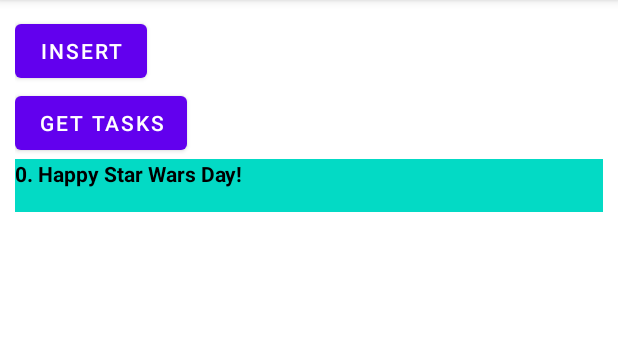
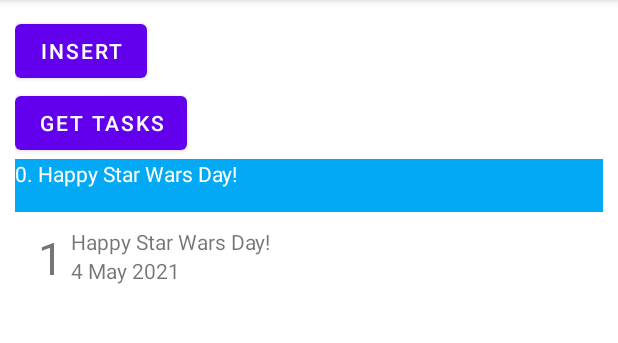
Before and after one commit to Cr0ckyy/Demo-Database, an Android app: the screen it shows after launch (MainActivity), after a tap on "GET TASKS", on a phone screen of 412 x 824 dp, the part 84-427 px from its top. Run offline under Robolectric (Android 15) with nearby library versions, the phone set to English and light mode, and no system bars.

Commit message:
Enhanced the programs

```diff
--- a/app/src/main/java/com/myapplicationdev/android/demodatabase/DBHelper.java
+++ b/app/src/main/java/com/myapplicationdev/android/demodatabase/DBHelper.java
@@ -7,106 +7,89 @@ import android.database.sqlite.SQLiteDatabase;
 import android.database.sqlite.SQLiteOpenHelper;
 import android.util.Log;
 
+import androidx.annotation.Nullable;
+
 import java.util.ArrayList;
 
 public class DBHelper extends SQLiteOpenHelper {
-    // Start version with 1
-    // increment by 1 whenever db schema changes.
+
     private static final int DATABASE_VER = 1;
-    // Filename of the database
     private static final String DATABASE_NAME = "tasks.db";
-
     private static final String TABLE_TASK = "task";
     private static final String COLUMN_ID = "_id";
     private static final String COLUMN_DESCRIPTION = "description";
     private static final String COLUMN_DATE = "date";
 
-
-    public DBHelper(Context context) {
+    public DBHelper(@Nullable Context context) {
         super(context, DATABASE_NAME, null, DATABASE_VER);
     }
 
     @Override
-    public void onCreate(SQLiteDatabase db) {
-        String createTableSql = "CREATE TABLE " + TABLE_TASK + "("
+    public void onCreate(SQLiteDatabase sqLiteDatabase) {
+        String createStatement = "CREATE TABLE " + TABLE_TASK + "("
                 + COLUMN_ID + " INTEGER PRIMARY KEY AUTOINCREMENT,"
                 + COLUMN_DATE + " TEXT,"
                 + COLUMN_DESCRIPTION + " TEXT )";
-        db.execSQL(createTableSql);
-        Log.i("info", "created tables");
-
+        sqLiteDatabase.execSQL(createStatement);
+        Log.i("info", "create tables");
     }
 
     @Override
-    public void onUpgrade(SQLiteDatabase db, int i, int i1) {
-        // Drop older table if existed
-        db.execSQL("DROP TABLE IF EXISTS " + TABLE_TASK);
-        // Create table(s) again
-        onCreate(db);
-
+    public void onUpgrade(SQLiteDatabase sqLiteDatabase, int i, int i1) {
+        sqLiteDatabase.execSQL("DROP TABLE IF EXISTS " + TABLE_TASK);
+        onCreate(sqLiteDatabase);
     }
 
+    // TODO:Insert a new record.
     public void insertTask(String description, String date) {
 
         // Get an instance of the database for writing
         SQLiteDatabase db = this.getWritableDatabase();
+
         // We use ContentValues object to store the values for
         //  the db operation
         ContentValues values = new ContentValues();
+
         // Store the column name as key and the description as value
         values.put(COLUMN_DESCRIPTION, description);
+
         // Store the column name as key and the date as value
         values.put(COLUMN_DATE, date);
+
         // Insert the row into the TABLE_TASK
         db.insert(TABLE_TASK, null, values);
+
         // Close the database connection
         db.close();
     }
 
-    public ArrayList<String> getTaskContent() {
-        // Create an ArrayList that holds String objects
-        ArrayList<String> tasks = new ArrayList<String>();
-        // Select all the tasks' description
-        String selectQuery = "SELECT " + COLUMN_DESCRIPTION
-                + " FROM " + TABLE_TASK;
+    // TODO: Record retrieval from database table
+    //  This method will retrieve the records and convert each one into a String.
+    //  Following that, the Strings are placed in an ArrayList to be returned.
+    public ArrayList<Task> getTaskContent(String data) {
 
-        // Get the instance of database to read
+
+        ArrayList<Task> tasks = new ArrayList<>();
         SQLiteDatabase db = this.getReadableDatabase();
-        // Run the SQL query and get back the Cursor object
-        Cursor cursor = db.rawQuery(selectQuery, null);
 
-        // moveToFirst() moves to first row, null if no records
-        if (cursor.moveToFirst()) {
-            // Loop while moveToNext() points to next row
-            //  and returns true; moveToNext() returns false
-            //  when no more next row to move to
-            do {
-                // Add the task content to the ArrayList object
-                //  getString(0) retrieves first column data
-                //  getString(1) return second column data
-                //  getInt(0) if data is an integer value
-                tasks.add(cursor.getString(0));
-            } while (cursor.moveToNext());
-        }
-        // Close connection
-        cursor.close();
-        db.close();
+        // Crude method in retrieving data
+//       String selectQuery = "SELECT " + COLUMN_ID + ", " +
+//       COLUMN_DESCRIPTION + ", " + COLUMN_DATE + " FROM " + TABLE_TASK;
+//        Cursor cursor = db.rawQuery(selectQuery, null);
 
-        return tasks;
-    }
 
-    public ArrayList<Task> getTasks() {
-        ArrayList<Task> tasks = new ArrayList<Task>();
-        String selectQuery = "SELECT " + COLUMN_ID + ", "
-                + COLUMN_DESCRIPTION + ", "
-                + COLUMN_DATE
-                + " FROM " + TABLE_TASK;
+        // Todo: Efficient method of getting data
+        String[] dbColumns = {COLUMN_ID, COLUMN_DESCRIPTION, COLUMN_DATE};
+        String dbCondition = COLUMN_DESCRIPTION + " Like ?";
+        String[] dbArguments = {"%" + data + "%"};
 
-        SQLiteDatabase db = this.getReadableDatabase();
-        Cursor cursor = db.rawQuery(selectQuery, null);
+        Cursor cursor = db.query(TABLE_TASK, dbColumns, dbCondition, dbArguments,
+                null, null, null, null);
+
 
         if (cursor.moveToFirst()) {
             do {
+                //tasks.add(cursor.getString(0));
                 int id = cursor.getInt(0);
                 String description = cursor.getString(1);
                 String date = cursor.getString(2);
@@ -116,6 +99,7 @@ public class DBHelper extends SQLiteOpenHelper {
         }
         cursor.close();
         db.close();
+
         return tasks;
     }
 }
--- a/app/src/main/java/com/myapplicationdev/android/demodatabase/MainActivity.java
+++ b/app/src/main/java/com/myapplicationdev/android/demodatabase/MainActivity.java
@@ -1,11 +1,13 @@
 package com.myapplicationdev.android.demodatabase;
-
-import androidx.appcompat.app.AppCompatActivity;
 
 import android.os.Bundle;
 import android.util.Log;
+import android.widget.ArrayAdapter;
 import android.widget.Button;
+import android.widget.ListView;
 import android.widget.TextView;
+
+import androidx.appcompat.app.AppCompatActivity;
 
 import java.util.ArrayList;
 
@@ -13,33 +15,51 @@ public class MainActivity extends AppCompatActivity {
 
     Button btnInsert, btnGetTasks;
     TextView tvResults;
+    ListView lv;
+
+    ArrayList<Task> tasks;
 
     @Override
     protected void onCreate(Bundle savedInstanceState) {
         super.onCreate(savedInstanceState);
         setContentView(R.layout.activity_main);
 
-        Button btnInsert = findViewById(R.id.btnInsert);
-        Button btnGetTasks = findViewById(R.id.btnGetTasks);
-        TextView tvResults = findViewById(R.id.tvResults);
-
-        btnInsert.setOnClickListener(v -> {
+        btnInsert = findViewById(R.id.btnInsert);
+        btnInsert.setOnClickListener(view -> {
             DBHelper db = new DBHelper(MainActivity.this);
-            db.insertTask("Happy Star Wars Day!", "4 May 2022");
+            db.insertTask("Happy Star Wars Day!", "4 May 2021");
             db.close();
         });
 
-        btnGetTasks.setOnClickListener(v -> {
+        btnGetTasks = findViewById(R.id.btnGetTasks);
+        tvResults = findViewById(R.id.tvResults);
+        lv = findViewById(R.id.lv);
+
+        tasks = new ArrayList<>();
+
+        ArrayAdapter<Task> adapter = new TaskAdapter(this, R.layout.row, tasks);
+        lv.setAdapter(adapter);
+
+        btnGetTasks.setOnClickListener(view -> {
             DBHelper db = new DBHelper(MainActivity.this);
-            ArrayList<String> data = db.getTaskContent();
+
+            tasks.clear();
+
+            // TODO : Direct assigning will result in the adapter referencing the incorrect instance.
+            String currentResults = tvResults.getText().toString();
+            tasks.addAll(db.getTaskContent(currentResults));
             db.close();
+            String text = "";
 
-            String txt = "";
-            for (int i = 0; i < data.size(); i++) {
-                Log.d("Database Content", i + ". " + data.get(i));
-                txt += i + ". " + data.get(i) + "\n";
+            int i = 0;
+            for (Task task : tasks) {
+                Log.d("Database Content: ", i + ". " + tasks.get(i));
+                text += i + ". " + task.getDescription() + "\n";
+                i++;
             }
-            tvResults.setText(txt);
+            tvResults.setText(text);
+            adapter.notifyDataSetChanged();
         });
+
     }
 }
--- a/app/src/main/java/com/myapplicationdev/android/demodatabase/Task.java
+++ b/app/src/main/java/com/myapplicationdev/android/demodatabase/Task.java
@@ -1,10 +1,8 @@
 package com.myapplicationdev.android.demodatabase;
-
 
 public class Task {
     private int id;
-    private String description;
-    private String date;
+    private String description, date;
 
     public Task(int id, String description, String date) {
         this.id = id;
--- /dev/null
+++ b/app/src/main/java/com/myapplicationdev/android/demodatabase/TaskAdapter.java
@@ -0,0 +1,47 @@
+package com.myapplicationdev.android.demodatabase;
+
+import android.annotation.SuppressLint;
+import android.content.Context;
+import android.view.LayoutInflater;
+import android.view.View;
+import android.view.ViewGroup;
+import android.widget.ArrayAdapter;
+import android.widget.TextView;
+
+import androidx.annotation.NonNull;
+import androidx.annotation.Nullable;
+
+import java.util.ArrayList;
+
+public class TaskAdapter extends ArrayAdapter<Task> {
+
+    private ArrayList<Task> tasks;
+    private Context context;
+    private TextView idTextView, descriptionTextView, dateTextView;
+
+    public TaskAdapter(@NonNull Context context, int resource, ArrayList<Task> tasks) {
+        super(context, resource, tasks);
+        this.context = context;
+        this.tasks = tasks;
+    }
+
+    @SuppressLint("SetTextI18n")
+    @NonNull
+    @Override
+    public View getView(int position, @Nullable View convertView, @NonNull ViewGroup parent) {
+        LayoutInflater inflater = (LayoutInflater) context.getSystemService(Context.LAYOUT_INFLATER_SERVICE);
+        @SuppressLint("ViewHolder") View rowView = inflater.inflate(R.layout.row, parent, false);
+
+        Task current = tasks.get(position);
+
+        idTextView = rowView.findViewById(R.id.tvId);
+        descriptionTextView = rowView.findViewById(R.id.tvDescription);
+        dateTextView = rowView.findViewById(R.id.tvDate);
+
+        idTextView.setText("" + current.getId());
+        descriptionTextView.setText(current.getDescription());
+        dateTextView.setText(current.getDate());
+
+        return rowView;
+    }
+}
--- a/app/src/main/res/layout/activity_main.xml
+++ b/app/src/main/res/layout/activity_main.xml
@@ -1,35 +1,34 @@
 <?xml version="1.0" encoding="utf-8"?>
 <LinearLayout xmlns:android="http://schemas.android.com/apk/res/android"
-    xmlns:app="http://schemas.android.com/apk/res-auto"
     xmlns:tools="http://schemas.android.com/tools"
     android:layout_width="match_parent"
     android:layout_height="match_parent"
+    android:padding="10dp"
     android:orientation="vertical"
-    android:padding="10dp"
     tools:context=".MainActivity">
 
     <Button
         android:id="@+id/btnInsert"
         android:layout_width="wrap_content"
         android:layout_height="wrap_content"
-        android:text="insert" />
+        android:text="Insert" />
 
     <Button
         android:id="@+id/btnGetTasks"
         android:layout_width="wrap_content"
         android:layout_height="wrap_content"
-        android:text="get tasks" />
+        android:text="Get Tasks" />
 
     <TextView
         android:id="@+id/tvResults"
         android:layout_width="match_parent"
         android:layout_height="wrap_content"
-        android:background="@color/teal_200"
-        android:textColor="@color/black"
-        android:textStyle="bold" />
+        android:background="#03A9F4"
+        android:text=" "
+        android:textColor="#FFFFFF" />
 
     <ListView
+        android:id="@+id/lv"
         android:layout_width="match_parent"
         android:layout_height="wrap_content" />
-
 </LinearLayout>
--- /dev/null
+++ b/app/src/main/res/layout/row.xml
@@ -0,0 +1,36 @@
+<?xml version="1.0" encoding="utf-8"?>
+<LinearLayout xmlns:android="http://schemas.android.com/apk/res/android"
+    android:layout_width="match_parent"
+    android:layout_height="match_parent"
+    android:orientation="horizontal"
+    android:padding="10dp">
+
+    <TextView
+        android:id="@+id/tvId"
+        android:layout_width="wrap_content"
+        android:layout_height="wrap_content"
+        android:layout_gravity="center"
+        android:paddingLeft="5dp"
+        android:paddingRight="5dp"
+        android:text="ID"
+        android:textSize="30sp" />
+
+    <LinearLayout
+        android:layout_width="match_parent"
+        android:layout_height="wrap_content"
+        android:orientation="vertical">
+<!--        android:id="@+id/tvDescription"-->
+        <TextView
+            android:id="@+id/tvDescription"
+            android:layout_width="match_parent"
+            android:layout_height="wrap_content"
+            android:text="Description" />
+
+        <TextView
+            android:id="@+id/tvDate"
+            android:layout_width="match_parent"
+            android:layout_height="wrap_content"
+            android:text="Date" />
+    </LinearLayout>
+
+</LinearLayout>
```
